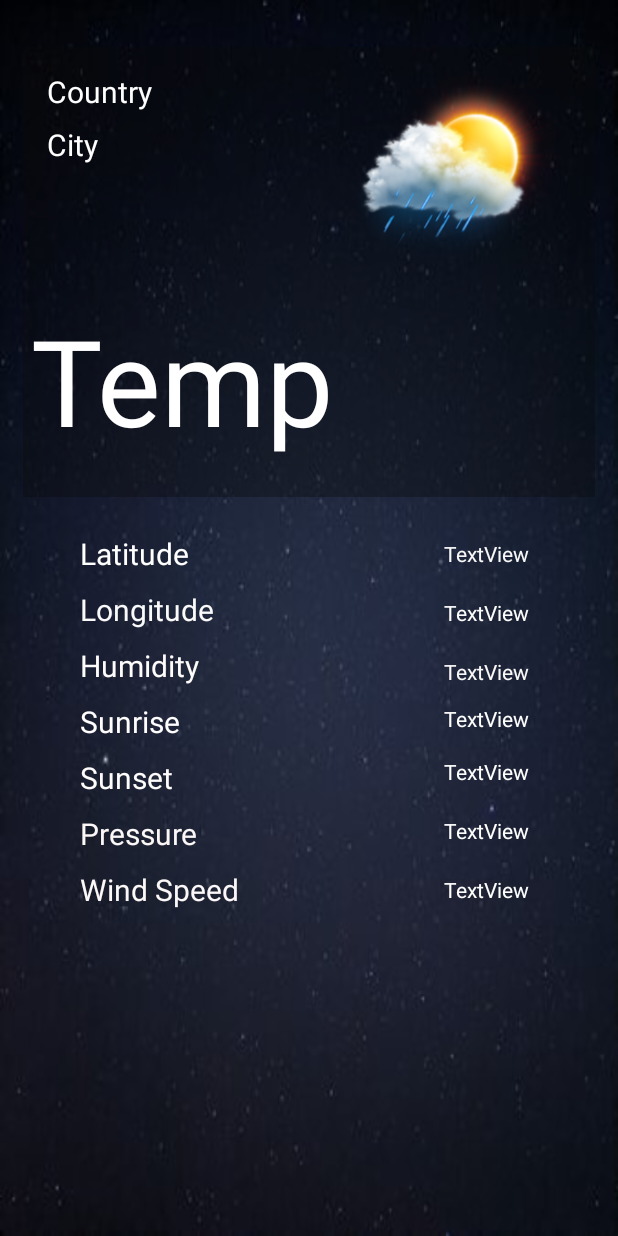
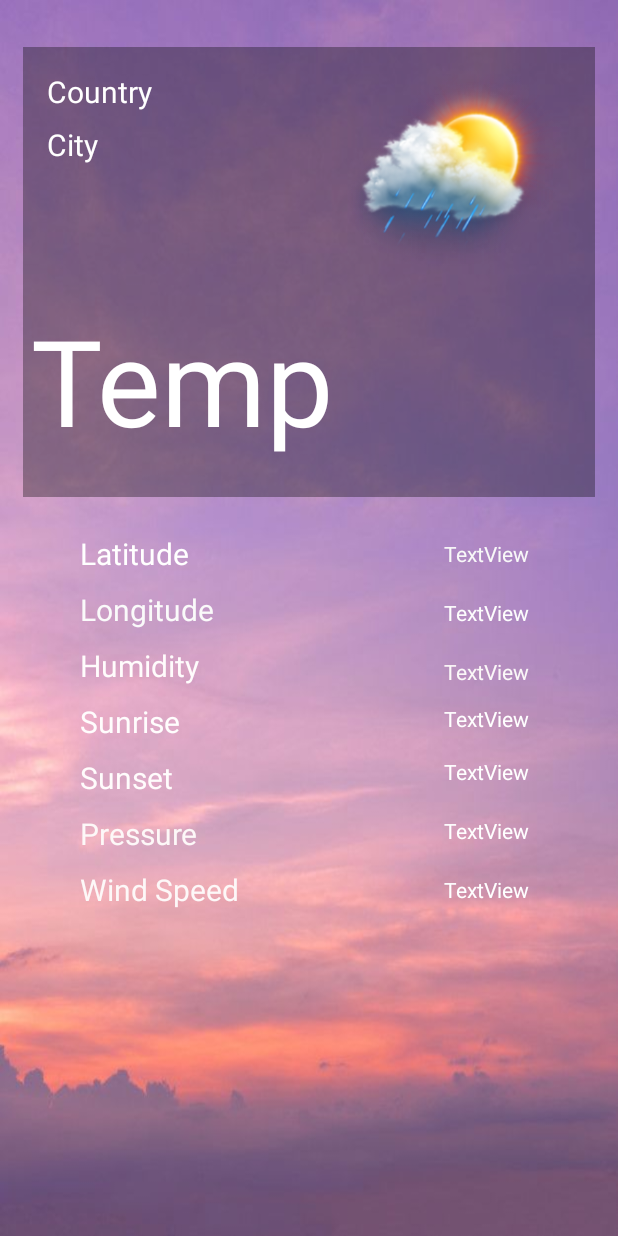
Before and after one commit to KotSSas/WeatherApp, an Android app: the screen it shows after launch (MainActivity), on a phone screen of 412 x 824 dp. Run offline under Robolectric (Android 15) with nearby library versions, the phone set to English and light mode, and no system bars; our stand-ins replace Picasso, Volley; pictures from the network do not load; Roboto replaces fonts that are not available here.

Commit message:
dynamic background depending on the time of the day

```diff
--- a/app/src/main/java/com/example/weatherapp/MainActivity.java
+++ b/app/src/main/java/com/example/weatherapp/MainActivity.java
@@ -1,6 +1,7 @@
 package com.example.weatherapp;
 
 import androidx.appcompat.app.AppCompatActivity;
+import androidx.constraintlayout.widget.ConstraintLayout;
 
 import android.app.AlertDialog;
 import android.app.DownloadManager;
@@ -24,6 +25,7 @@ import org.json.JSONArray;
 import org.json.JSONException;
 import org.json.JSONObject;
 
+import java.util.Calendar;
 import java.util.Locale;
 import java.util.Objects;
 
@@ -40,6 +42,7 @@ public class MainActivity extends AppCompatActivity {
     protected void onCreate(Bundle savedInstanceState) {
         super.onCreate(savedInstanceState);
         setContentView(R.layout.activity_main);
+        changeBackground();
         Objects.requireNonNull(getSupportActionBar()).hide();
         imageView = findViewById(R.id.imageView);
         country = findViewById(R.id.country);
@@ -53,6 +56,42 @@ public class MainActivity extends AppCompatActivity {
         pressure = findViewById(R.id.t_pressure);
         wspeed = findViewById(R.id.t_wspeed);
         getCityName();
+    }
+
+    private void changeBackground() {
+        Calendar c = Calendar.getInstance();
+        int timeOfDay = c.get(Calendar.HOUR_OF_DAY);
+
+        ConstraintLayout homeLayout = findViewById(R.id.mainLayout);
+        if(timeOfDay >= 8 && timeOfDay < 16){
+            //day
+            homeLayout.setBackgroundResource(R.drawable.day);
+
+        }else if(timeOfDay >= 16 && timeOfDay < 20){
+            //afternoon
+            homeLayout.setBackgroundResource(R.drawable.sunset);
+
+
+        }else if(timeOfDay >= 20 && timeOfDay < 24){
+            //night
+            homeLayout.setBackgroundResource(R.drawable.night);
+
+
+        }else if(timeOfDay>=0 && timeOfDay<4){
+            //night
+            homeLayout.setBackgroundResource(R.drawable.back);
+
+
+        }
+
+        else if(timeOfDay >= 4 && timeOfDay < 8){
+
+            //dawn
+            homeLayout.setBackgroundResource(R.drawable.dawn);
+
+
+        }
+
     }
 
     private void getCityName() {
--- a/app/src/main/res/layout/activity_main.xml
+++ b/app/src/main/res/layout/activity_main.xml
@@ -7,6 +7,7 @@
     android:background="@drawable/back"
     android:paddingTop="15dp"
     android:paddingBottom="15dp"
+    android:id="@+id/mainLayout"
     android:scrollbarSize="30sp"
     tools:context=".MainActivity">
 
```
Also changed, not shown: app/src/main/res/drawable-v24/dawn.jpg (added), app/src/main/res/drawable-v24/day.jpg (added), app/src/main/res/drawable-v24/night.jpg (added), app/src/main/res/drawable-v24/sunset.jpg (added).
